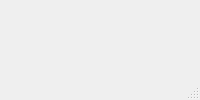
First picture: the form in src/ui/screens/mainwindow.ui, repository MA-0206/HalberdThreeKingdoms, before the edit.
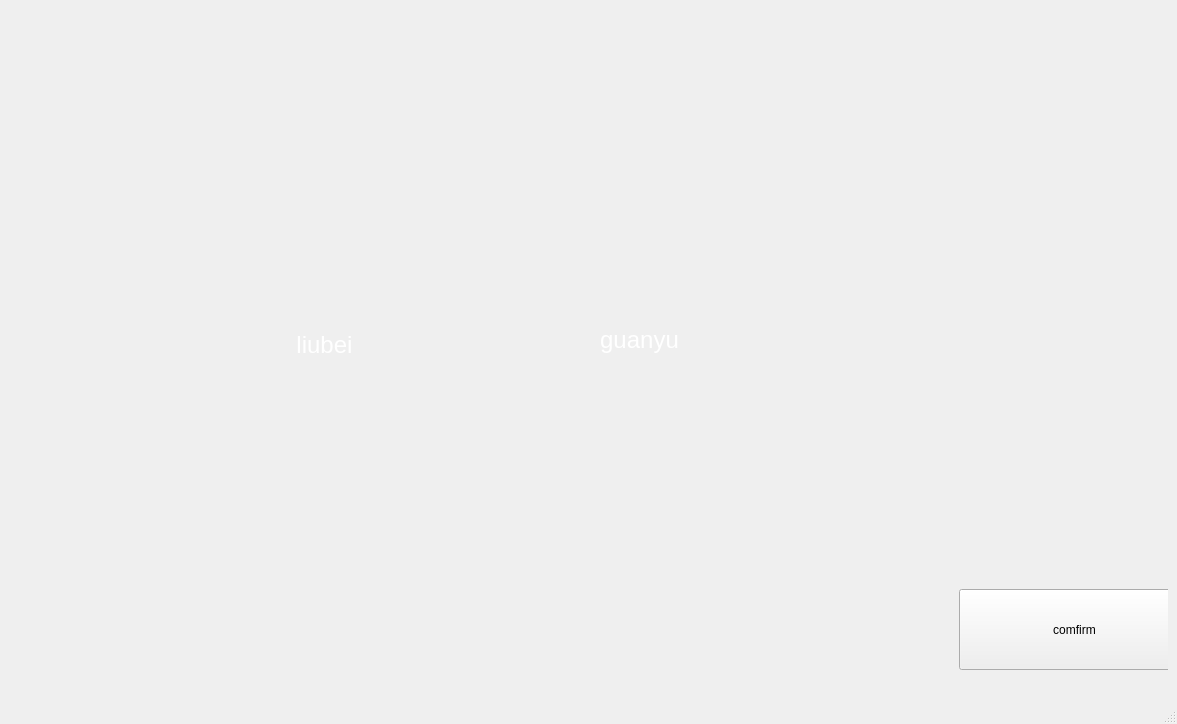
Second picture: the form after the edit. The open tabs and pages were chosen to show the change. Icons and pictures are not drawn.

Diff of the .ui file:
```diff
--- a/src/ui/screens/mainwindow.ui
+++ b/src/ui/screens/mainwindow.ui
@@ -2,23 +2,159 @@
 <ui version="4.0">
  <class>MainWindow</class>
  <widget class="QMainWindow" name="MainWindow">
+  <property name="geometry">
+   <rect>
+    <x>0</x>
+    <y>0</y>
+    <width>1177</width>
+    <height>724</height>
+   </rect>
+  </property>
   <property name="windowTitle">
    <string>MainWindow</string>
   </property>
   <widget class="QWidget" name="centralwidget">
-   <widget class="QPushButton" name="pushButtonStartGame">
-    <property name="geometry">
-     <rect>
-      <x>550</x>
-      <y>480</y>
-      <width>271</width>
-      <height>91</height>
-     </rect>
-    </property>
-    <property name="text">
-     <string>开始游戏</string>
-    </property>
-   </widget>
+   <layout class="QHBoxLayout" name="horizontalLayout">
+    <item>
+     <widget class="QStackedWidget" name="stackedWidget">
+      <property name="styleSheet">
+       <string notr="true">#page_mainMenu {border-image: url(:assets/images/ui/loading/start_background); }</string>
+      </property>
+      <widget class="QWidget" name="page_mainMenu">
+       <widget class="QPushButton" name="btn_startGame">
+        <property name="geometry">
+         <rect>
+          <x>530</x>
+          <y>530</y>
+          <width>181</width>
+          <height>61</height>
+         </rect>
+        </property>
+        <property name="styleSheet">
+         <string notr="true">QPushButton{
+    border:none;
+    background:transparent;
+    icon:url(:/assets/images/ui/buttons/startGame);
+    icon-size:180px 80px;
+}
+QPushButton:hover{
+    border:2px solid #ffdd44;
+    box-shadow:0 0 12px #ffdd44;
+    icon-size:190px 86px;
+}
+QPushButton:pressed{
+    border:none;
+    box-shadow:none;
+    icon-size:170px 74px;
+}</string>
+        </property>
+        <property name="text">
+         <string/>
+        </property>
+       </widget>
+      </widget>
+      <widget class="QWidget" name="page_selectRole">
+       <property name="styleSheet">
+        <string notr="true">#page_selectRole{border-image:url(:assets/images/ui/loading/secR_bcGrd);}</string>
+       </property>
+       <widget class="QPushButton" name="btn_liubei">
+        <property name="geometry">
+         <rect>
+          <x>160</x>
+          <y>0</y>
+          <width>311</width>
+          <height>671</height>
+         </rect>
+        </property>
+        <property name="styleSheet">
+         <string notr="true">QPushButton {
+		border: none;
+		background: transparent;
+		color: white;
+		font-size: 24px;
+}
+
+QPushButton: hover{
+		border: 2px solid yellow;
+}</string>
+        </property>
+        <property name="text">
+         <string>liubei</string>
+        </property>
+       </widget>
+       <widget class="QPushButton" name="btn_cofirmRole">
+        <property name="geometry">
+         <rect>
+          <x>950</x>
+          <y>580</y>
+          <width>231</width>
+          <height>81</height>
+         </rect>
+        </property>
+        <property name="text">
+         <string>comfirm</string>
+        </property>
+       </widget>
+       <widget class="QPushButton" name="btn_guanyu">
+        <property name="geometry">
+         <rect>
+          <x>470</x>
+          <y>0</y>
+          <width>321</width>
+          <height>661</height>
+         </rect>
+        </property>
+        <property name="styleSheet">
+         <string notr="true">QPushButton {
+		border: none;
+		background: transparent;
+		font-size: 24px;
+		color:white;
+}
+
+QPushButton:hover {
+		border: 2px solid yellow ;
+}</string>
+        </property>
+        <property name="text">
+         <string>guanyu</string>
+        </property>
+       </widget>
+      </widget>
+      <widget class="QWidget" name="page_worldMap">
+       <property name="styleSheet">
+        <string notr="true">#page_worldMap {border-image: url(:/assets/images/ui/loading/worldMap);}</string>
+       </property>
+       <widget class="QPushButton" name="btn_level1">
+        <property name="geometry">
+         <rect>
+          <x>510</x>
+          <y>490</y>
+          <width>181</width>
+          <height>81</height>
+         </rect>
+        </property>
+        <property name="text">
+         <string>firstLevel</string>
+        </property>
+       </widget>
+       <widget class="QPushButton" name="btn_backToMain">
+        <property name="geometry">
+         <rect>
+          <x>1010</x>
+          <y>610</y>
+          <width>161</width>
+          <height>51</height>
+         </rect>
+        </property>
+        <property name="text">
+         <string>return</string>
+        </property>
+       </widget>
+      </widget>
+     </widget>
+    </item>
+   </layout>
   </widget>
   <widget class="QMenuBar" name="menubar">
    <property name="geometry">
```
Left out of the diff: 2 changed lines with no effect on the pictures.
